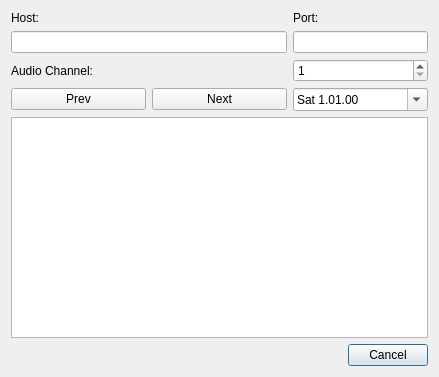
Qt form tvnao/timeshift_dialog.ui (loimu/tvnao) before a commit.
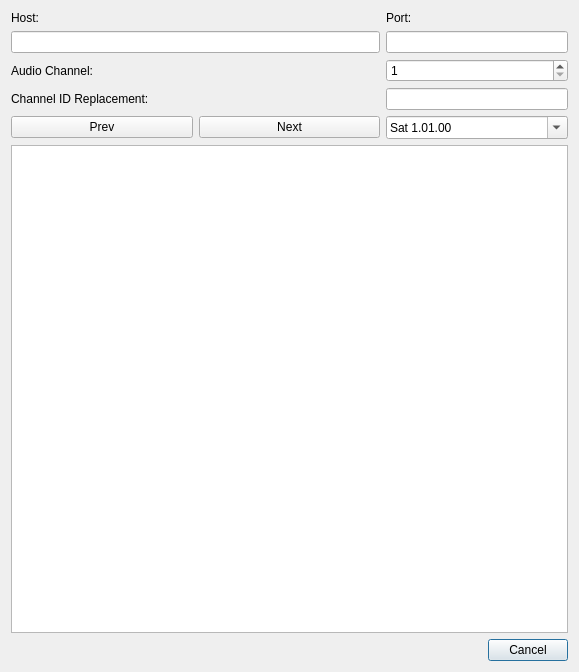
The same form after that commit.

Commit message: provide replacement mechanism for mismatching channel IDs in timeshift dialog

What changed in the file:
```diff
--- a/tvnao/timeshift_dialog.ui
+++ b/tvnao/timeshift_dialog.ui
@@ -6,31 +6,14 @@
    <rect>
     <x>0</x>
     <y>0</y>
-    <width>439</width>
-    <height>377</height>
+    <width>579</width>
+    <height>672</height>
    </rect>
   </property>
   <property name="windowTitle">
    <string>Dialog</string>
   </property>
   <layout class="QGridLayout" name="gridLayout_2">
-   <item row="5" column="2" colspan="2">
-    <widget class="QDialogButtonBox" name="buttonBox">
-     <property name="orientation">
-      <enum>Qt::Horizontal</enum>
-     </property>
-     <property name="standardButtons">
-      <set>QDialogButtonBox::Cancel</set>
-     </property>
-    </widget>
-   </item>
-   <item row="0" column="3">
-    <widget class="QLabel" name="portLabel">
-     <property name="text">
-      <string>Port:</string>
-     </property>
-    </widget>
-   </item>
    <item row="2" column="3">
     <widget class="QSpinBox" name="audioSpinBox">
      <property name="minimum">
@@ -41,7 +24,14 @@
      </property>
     </widget>
    </item>
-   <item row="3" column="3">
+   <item row="2" column="1" colspan="2">
+    <widget class="QLabel" name="audioLabel">
+     <property name="text">
+      <string>Audio Channel:</string>
+     </property>
+    </widget>
+   </item>
+   <item row="4" column="3">
     <widget class="QDateEdit" name="dateEdit">
      <property name="displayFormat">
       <string>ddd d.MM.yy</string>
@@ -51,47 +41,74 @@
      </property>
     </widget>
    </item>
-   <item row="1" column="3">
-    <widget class="QLineEdit" name="portEdit">
-     <property name="sizePolicy">
-      <sizepolicy hsizetype="Minimum" vsizetype="Fixed">
-       <horstretch>0</horstretch>
-       <verstretch>0</verstretch>
-      </sizepolicy>
-     </property>
-    </widget>
-   </item>
-   <item row="3" column="2">
-    <widget class="QPushButton" name="nextButton">
+   <item row="0" column="1" colspan="2">
+    <widget class="QLabel" name="hostLabel">
      <property name="text">
-      <string>Next</string>
+      <string>Host:</string>
      </property>
     </widget>
    </item>
-   <item row="3" column="1">
+   <item row="6" column="2" colspan="2">
+    <widget class="QDialogButtonBox" name="buttonBox">
+     <property name="orientation">
+      <enum>Qt::Horizontal</enum>
+     </property>
+     <property name="standardButtons">
+      <set>QDialogButtonBox::Cancel</set>
+     </property>
+    </widget>
+   </item>
+   <item row="4" column="1">
     <widget class="QPushButton" name="prevButton">
      <property name="text">
       <string>Prev</string>
      </property>
     </widget>
    </item>
-   <item row="2" column="1" colspan="2">
-    <widget class="QLabel" name="audioLabel">
+   <item row="5" column="1" colspan="3">
+    <widget class="QListWidget" name="listWidget"/>
+   </item>
+   <item row="0" column="3">
+    <widget class="QLabel" name="portLabel">
      <property name="text">
-      <string>Audio Channel:</string>
+      <string>Port:</string>
+     </property>
+    </widget>
+   </item>
+   <item row="4" column="2">
+    <widget class="QPushButton" name="nextButton">
+     <property name="text">
+      <string>Next</string>
      </property>
     </widget>
    </item>
    <item row="1" column="1" colspan="2">
     <widget class="QLineEdit" name="hostEdit"/>
    </item>
-   <item row="4" column="1" colspan="3">
-    <widget class="QListWidget" name="listWidget"/>
+   <item row="1" column="3">
+    <widget class="QLineEdit" name="portEdit">
+     <property name="sizePolicy">
+      <sizepolicy hsizetype="Minimum" vsizetype="Fixed">
+       <horstretch>0</horstretch>
+       <verstretch>0</verstretch>
+      </sizepolicy>
+     </property>
+    </widget>
    </item>
-   <item row="0" column="1" colspan="2">
-    <widget class="QLabel" name="hostLabel">
+   <item row="3" column="3">
+    <widget class="QLineEdit" name="channelEdit">
+     <property name="sizePolicy">
+      <sizepolicy hsizetype="Minimum" vsizetype="Fixed">
+       <horstretch>0</horstretch>
+       <verstretch>0</verstretch>
+      </sizepolicy>
+     </property>
+    </widget>
+   </item>
+   <item row="3" column="1" colspan="2">
+    <widget class="QLabel" name="label">
      <property name="text">
-      <string>Host:</string>
+      <string>Channel ID Replacement:</string>
      </property>
     </widget>
    </item>
```
The commit also changes 3 other files.
